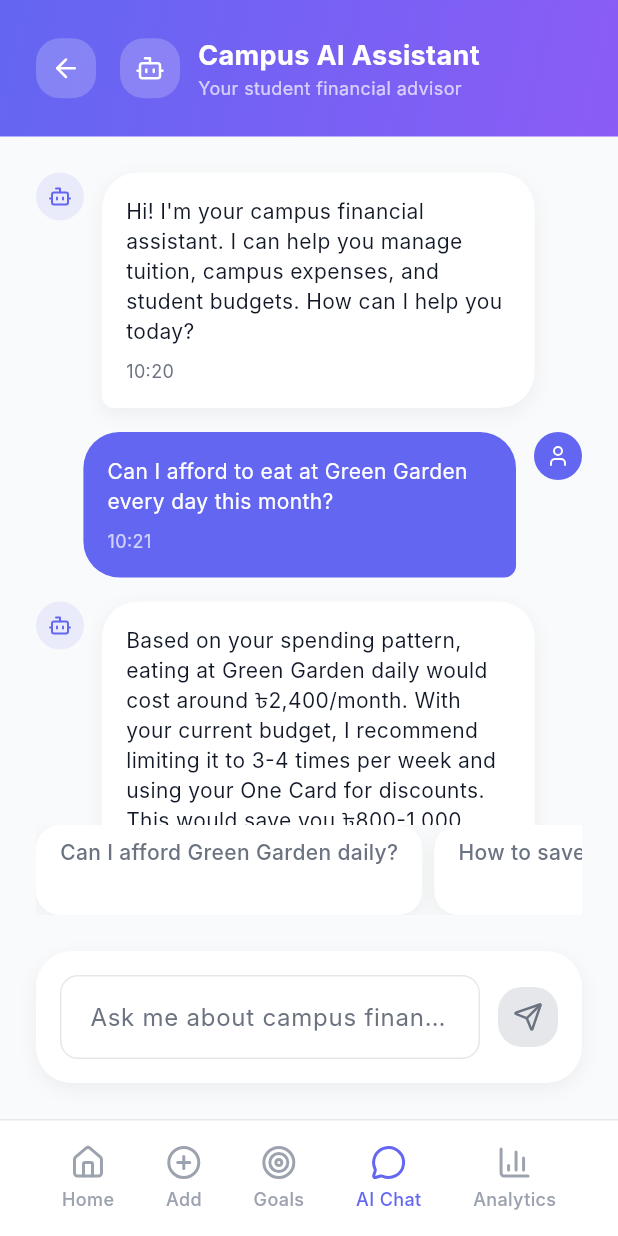
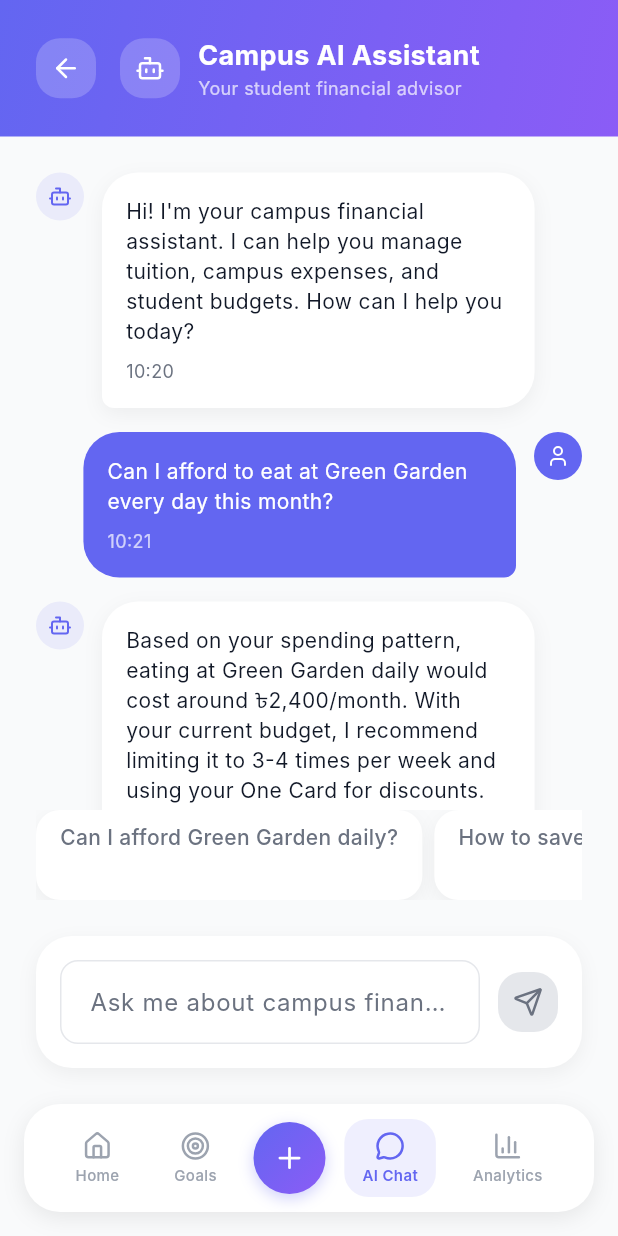
Before and after one commit to arif-itm/FinDiu, a Flutter app: the AIChatScreen screen opened by its route, on a phone screen of 412 x 824 dp. Run offline on Flutter 3.47's test engine with Material 3 defaults, Android fonts, the phone set to English and light mode, and no system bars; our stand-ins replace go_router, lucide_icons; Roboto replaces fonts that are missing (Inter).

Commit message:
Feat: Redesign bottom navigation with prominent 'Add' button
Transform the bottom navigation bar into a floating, rounded container with a shadow. Introduce a distinct, prominent circular button for the 'Add Expense' action, featuring a gradient background. Update the active state for regular navigation items to display a subtle background highlight. Adjust padding, icon sizes, and text styles for a cleaner and more modern look, enhancing overall user experience.

```diff
--- a/lib/widgets/bottom_navigation.dart
+++ b/lib/widgets/bottom_navigation.dart
@@ -14,28 +14,79 @@ class BottomNavigation extends StatelessWidget {
   Widget build(BuildContext context) {
     final navItems = [
       {'route': '/dashboard', 'icon': LucideIcons.home, 'label': 'Home'},
-      {'route': '/add-expense', 'icon': LucideIcons.plusCircle, 'label': 'Add'},
       {'route': '/savings', 'icon': LucideIcons.target, 'label': 'Goals'},
+      {'route': '/add-expense', 'icon': LucideIcons.plus, 'label': 'Add', 'isSpecial': true},
       {'route': '/ai-chat', 'icon': LucideIcons.messageCircle, 'label': 'AI Chat'},
       {'route': '/analytics', 'icon': LucideIcons.barChart3, 'label': 'Analytics'},
     ];
 
     return Container(
-      decoration: const BoxDecoration(
+      margin: const EdgeInsets.fromLTRB(16, 0, 16, 16),
+      decoration: BoxDecoration(
         color: Colors.white,
-        border: Border(
-          top: BorderSide(color: Color(0xFFE5E7EB), width: 1),
+        borderRadius: BorderRadius.circular(24),
+        boxShadow: [
+          BoxShadow(
+            color: Colors.black.withOpacity(0.08),
+            blurRadius: 12,
+            offset: const Offset(0, 4),
           ),
+        ],
       ),
       child: SafeArea(
         child: Padding(
-          padding: const EdgeInsets.symmetric(horizontal: 24, vertical: 16),
+          padding: const EdgeInsets.symmetric(horizontal: 16, vertical: 10),
           child: Row(
             mainAxisAlignment: MainAxisAlignment.spaceAround,
             children: navItems.map((item) {
               final isActive = currentRoute == item['route'];
+              final isSpecial = item['isSpecial'] == true;
+
+              if (isSpecial) {
+                // Special prominent button for Add Expense
                 return GestureDetector(
                   onTap: () => context.go(item['route'] as String),
+                  child: Container(
+                    width: 48,
+                    height: 48,
+                    decoration: BoxDecoration(
+                      gradient: LinearGradient(
+                        begin: Alignment.topLeft,
+                        end: Alignment.bottomRight,
+                        colors: isActive
+                            ? [const Color(0xFF6366F1), const Color(0xFF8B5CF6)]
+                            : [const Color(0xFF6366F1), const Color(0xFF8B5CF6)],
+                      ),
+                      borderRadius: BorderRadius.circular(24),
+                      boxShadow: [
+                        BoxShadow(
+                          color: const Color(0xFF6366F1).withOpacity(0.3),
+                          blurRadius: 8,
+                          offset: const Offset(0, 3),
+                        ),
+                      ],
+                    ),
+                    child: Icon(
+                      item['icon'] as IconData,
+                      color: Colors.white,
+                      size: 22,
+                    ),
+                  ),
+                );
+              }
+
+              // Regular navigation items
+              return GestureDetector(
+                onTap: () => context.go(item['route'] as String),
+                child: AnimatedContainer(
+                  duration: const Duration(milliseconds: 200),
+                  padding: const EdgeInsets.symmetric(horizontal: 12, vertical: 8),
+                  decoration: BoxDecoration(
+                    color: isActive
+                        ? const Color(0xFF6366F1).withOpacity(0.1)
+                        : Colors.transparent,
+                    borderRadius: BorderRadius.circular(16),
+                  ),
                   child: Column(
                     mainAxisSize: MainAxisSize.min,
                     children: [
@@ -44,20 +95,21 @@ class BottomNavigation extends StatelessWidget {
                         color: isActive
                             ? const Color(0xFF6366F1)
                             : const Color(0xFF9CA3AF),
-                      size: 24,
+                        size: 20,
                       ),
-                    const SizedBox(height: 4),
+                      const SizedBox(height: 2),
                       Text(
                         item['label'] as String,
                         style: TextStyle(
-                        fontSize: 12,
-                        fontWeight: FontWeight.w500,
+                          fontSize: 10,
+                          fontWeight: isActive ? FontWeight.w600 : FontWeight.w500,
                           color: isActive
                               ? const Color(0xFF6366F1)
                               : const Color(0xFF9CA3AF),
                         ),
                       ),
                     ],
+                  ),
                 ),
               );
             }).toList(),
```
Lines whose indentation alone changed are shown as unchanged.
